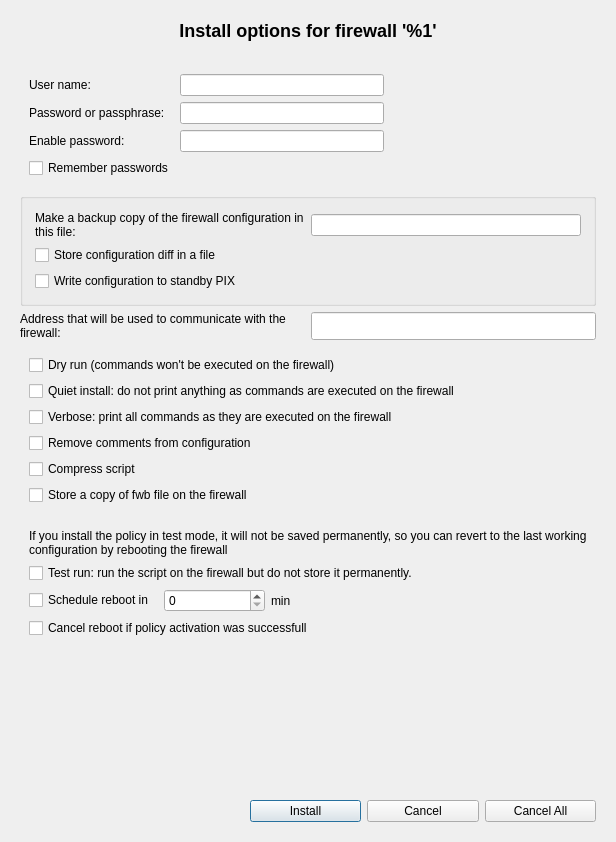
Above: src/libgui/instoptionsdialog_q.ui from fwbuilder/fwbuilder before the change. Below: the same form after it.
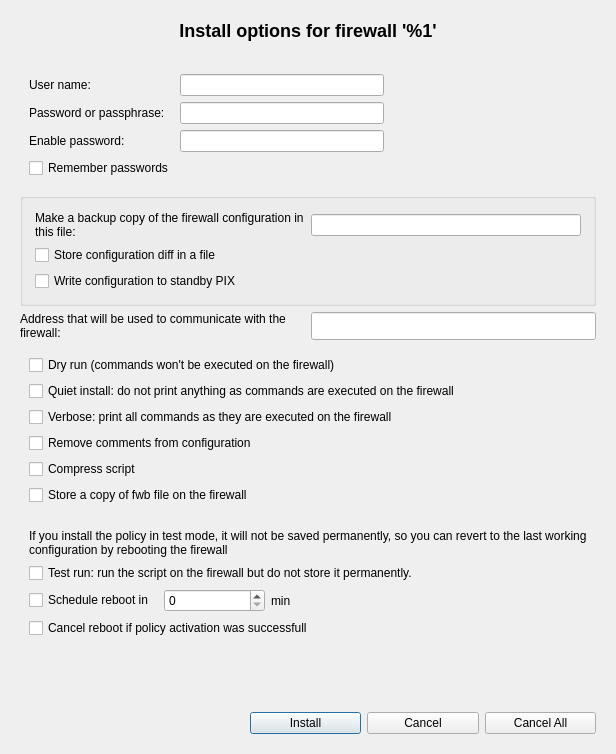
That is the form after the change.

Commit message: see #2087 "schedule reboot" controls should be disabled when test run install mode is turned off

What changed in the file:
```diff
--- a/src/libgui/instoptionsdialog_q.ui
+++ b/src/libgui/instoptionsdialog_q.ui
@@ -7,7 +7,7 @@
     <x>0</x>
     <y>0</y>
     <width>616</width>
-    <height>842</height>
+    <height>754</height>
    </rect>
   </property>
   <property name="sizePolicy">
```
Left out of the diff: 17 changed lines with no effect on the pictures. The commit also changes 2 other files.
